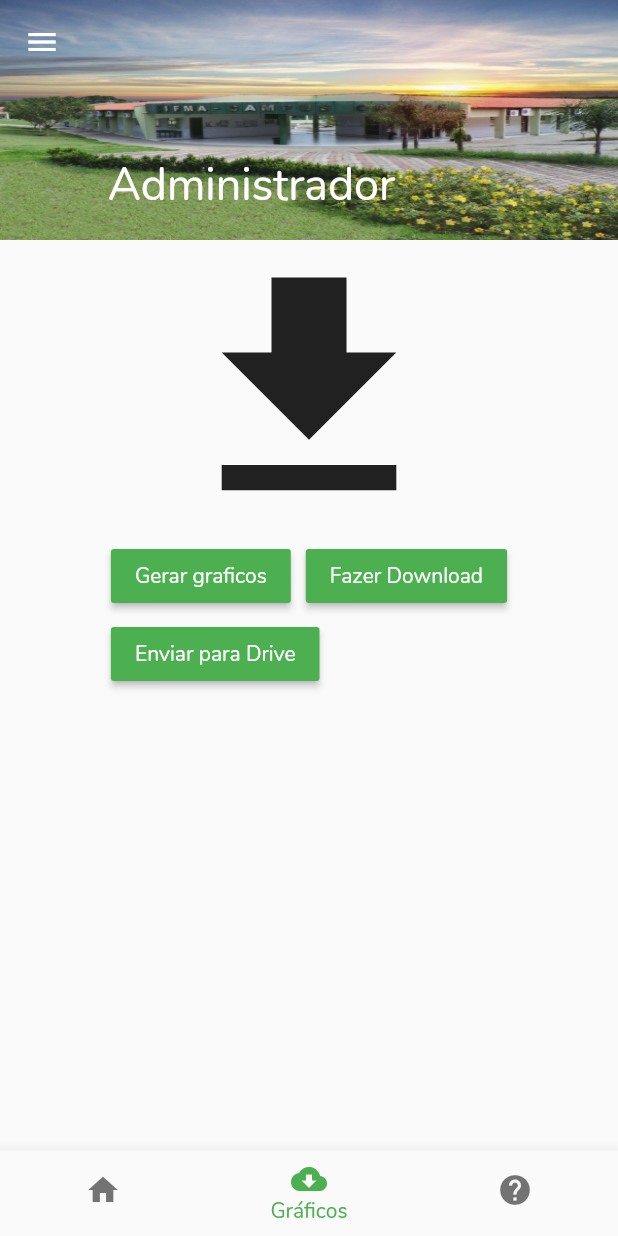
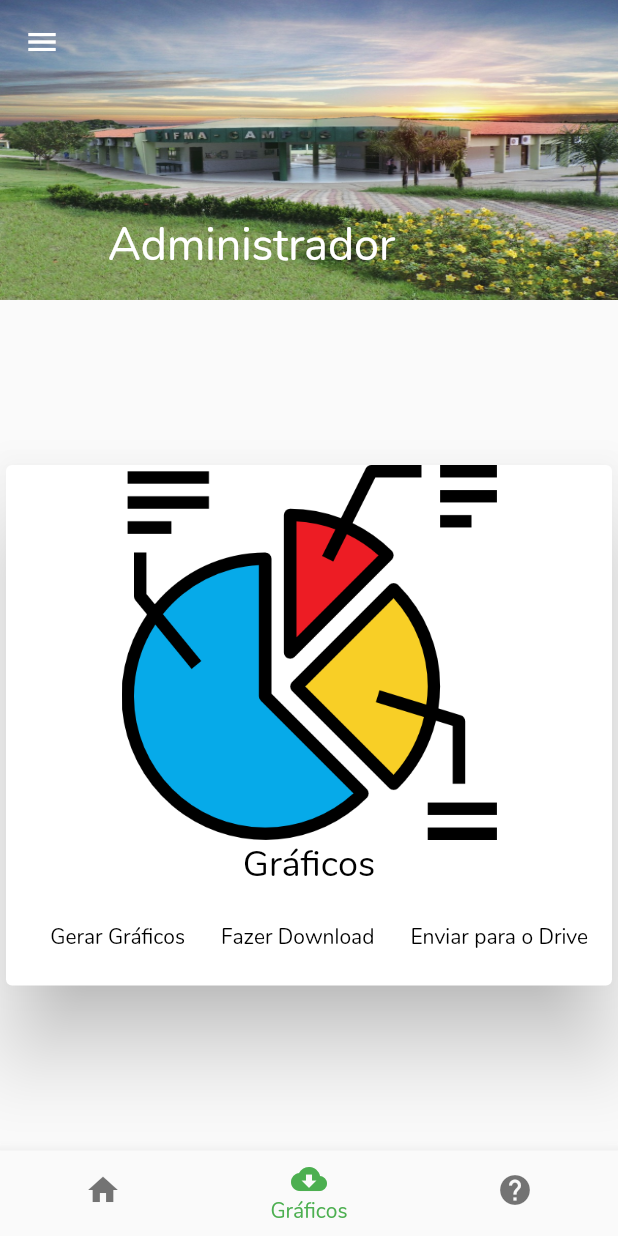
Before and after one commit to Hellyson-Ferreira/app_avaliacao_ifma, a Flutter app: the HomeAdimim screen opened by its route, item 2 of the bottom bar chosen, on a phone screen of 412 x 824 dp. Run offline on Flutter 3.47's test engine with Material 2 defaults, Android fonts, the phone set to English and light mode, and no system bars; our stand-ins replace flutter_local_notifications, pie_chart, splashscreen, webview_flutter.

Commit message:
Tela de grafico

```diff
--- a/lib/homeAdimin/home_adimim.dart
+++ b/lib/homeAdimin/home_adimim.dart
@@ -11,14 +11,11 @@ class HomeAdimim extends StatefulWidget {
 
 class _HomeAdimimState extends State<HomeAdimim> {
   int _selectedIndex = 0;
-  bool _pinned = true;
-  bool _snap = false;
-  bool _floating = false;
   static const double IconSize = 200;
   static List<Widget> _widgetOptions = <Widget>[
     HomePage(),
     Pies(),
-    SchoolPage(),
+    Help(),
   ];
 
   void _onItemTapped(int index) {
@@ -33,10 +30,10 @@ class _HomeAdimimState extends State<HomeAdimim> {
       body: CustomScrollView(
         slivers: <Widget>[
           SliverAppBar(
-            pinned: this._pinned,
-            snap: this._snap,
-            floating: this._floating,
-            expandedHeight: 160.0,
+            pinned:true,
+            snap: false,
+            floating: false,
+            expandedHeight: 200.0,
             flexibleSpace: FlexibleSpaceBar(
               title: Text('Administrador'),
               background: Image.asset(
@@ -45,6 +42,15 @@ class _HomeAdimimState extends State<HomeAdimim> {
               ),
             ),
           ),
+          // SliverList(
+          //   delegate: SliverChildListDelegate(
+          //     <Widget>[
+          //       Center(
+          //         child: _widgetOptions.elementAt(_selectedIndex)
+          //       )
+          //     ],
+          //   ),
+          // )
           // If the main content is a list, use SliverList instead.
           SliverFillRemaining(
             child: Center(
@@ -90,7 +96,7 @@ class HomePage extends StatelessWidget {
           child: Column(
             children: <Widget>[
               Container(
-                height: 200,
+                height: 250,
                 decoration: BoxDecoration(
                   image: DecorationImage(
                     image: AssetImage('assets/users.gif')
@@ -137,22 +143,35 @@ class HomePage extends StatelessWidget {
             ],
           ),
         ),
+
+      ],
+
+    );
+  }
+}
+
+class Pies extends StatelessWidget {
+  @override
+  Widget build(BuildContext context) {
+    return Wrap(
+      // direction: Axis.vertical,
+      children: <Widget>[
         Card(
          elevation: 24,
         color: Colors.white,
         child: Column(
           children: <Widget>[
             Container(
-                height: 200,
+              height: 250,
               decoration: BoxDecoration(
                 image: DecorationImage(
-                    image: AssetImage('assets/users.gif')
+                  image: AssetImage('assets/grafico.png')
                 )
               ),
 
             ),
             Text(
-                    'Avaliação de Professores',
+                  'Gráficos',
                   style: Theme.of(context)
                       .textTheme
                       .headline
@@ -163,14 +182,14 @@ class HomePage extends StatelessWidget {
               children: <Widget>[
 
                 FlatButton(
-                    child: Text('Tornar disponivel'),
+                  child: Text('Gerar Gráficos'),
                   onPressed: () {
                     showAlertDialog1(context);
 
                   },
                 ),
                 FlatButton(
-                    child: Text('Tornar indiponivel'),
+                  child: Text('Fazer Download'),
                   // onPressed: null,
                   onPressed: () {
                     showAlertDialog2(context);
@@ -178,7 +197,7 @@ class HomePage extends StatelessWidget {
                   },
                 ),
                 FlatButton(
-                    child: Text('Notificar alunos'),
+                  child: Text('Enviar para o Drive'),
                   // onPressed: null,
                   onPressed: () {
                     showAlertDialog3(context);
@@ -191,57 +210,15 @@ class HomePage extends StatelessWidget {
         ),
       ),
           ],
-
         );
   }
 }
 
-class Pies extends StatelessWidget {
-  @override
-  Widget build(BuildContext context) {
-    return Center(
-      child: Column(
-        // direction: Axis.vertical,
-        children: <Widget>[
-          Icon(
-            Icons.file_download,
-            size: 200,
-          ),
-          Wrap(
-            spacing: 10.0,
-            runSpacing: 4.0,
-            children: <Widget>[
-              RaisedButton(
-                child: Text('Gerar graficos',style: TextStyle(color: Colors.white),),
-                onPressed: (){},
-                color: Colors.green,
-
-              ),
-          RaisedButton(
-            child: Text('Fazer Download',style: TextStyle(color: Colors.white),),
-            onPressed: (){},
-            color: Colors.green,
-
-          ),
-          RaisedButton(
-            child: Text('Enviar para Drive',style: TextStyle(color: Colors.white),),
-            onPressed: (){},
-            color: Colors.green,
-
-          ),
-            ],
-          ),
-        ],
-      ),
-    );
-  }
-}
-
-class SchoolPage extends StatelessWidget {
+class Help extends StatelessWidget {
   @override
   Widget build(BuildContext context) {
     return Icon(
-      Icons.info,
+      Icons.help,
       size: 150
     );
   }
--- a/pubspec.yaml
+++ b/pubspec.yaml
@@ -35,6 +35,7 @@ flutter:
     - assets/felipe.jpg
     - assets/hellyson.jpg
     - assets/man.png
+    - assets/grafico.png
 
     - assets/users.gif
 
```
Also changed, not shown: assets/grafico.png (added). Lines whose indentation alone changed are shown as unchanged.
